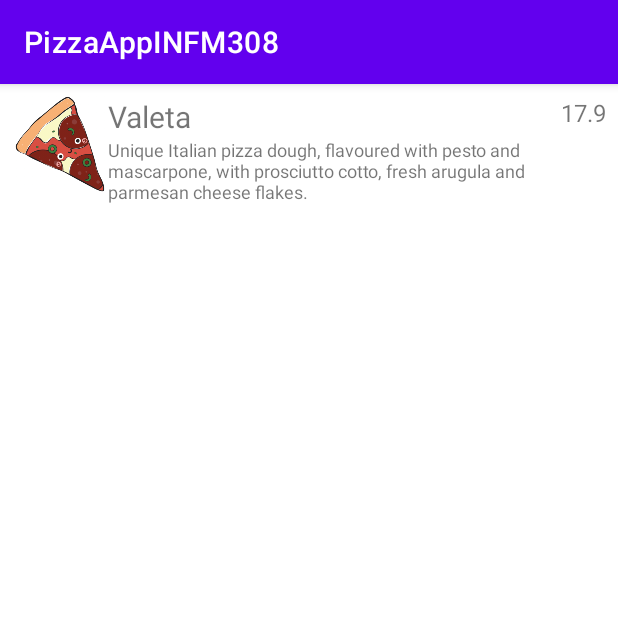
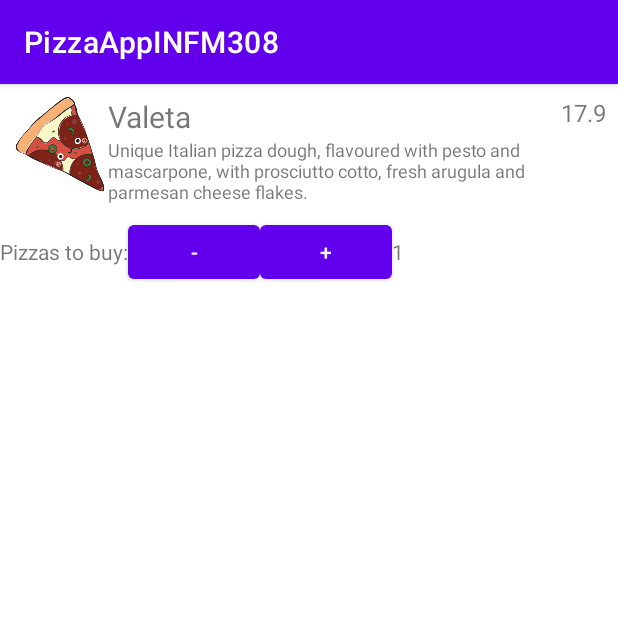
Before and after one commit to aleksgeyman/pizza-app, an Android app: the screen it shows after launch (PizzaOrderActivity), after a tap on "Valeta", on a phone screen of 412 x 824 dp, the top half of it. Run offline under Robolectric (Android 15) with nearby library versions, the phone set to English and light mode, and no system bars.

Commit message:
Added logic to set and update number of pizzas to order.

```diff
--- a/app/src/main/java/com/example/f102258/pizzaOrder/PizzaOrderActivity.kt
+++ b/app/src/main/java/com/example/f102258/pizzaOrder/PizzaOrderActivity.kt
@@ -2,17 +2,24 @@ package com.example.f102258.pizzaOrder
 
 import androidx.appcompat.app.AppCompatActivity
 import android.os.Bundle
+import android.util.Log
+import android.widget.Button
 import android.widget.TextView
 import androidx.activity.viewModels
 import com.example.f102258.R
+import com.example.f102258.data.Pizza
 import com.example.f102258.pizzasList.PizzasListViewModel
 import com.example.f102258.pizzasList.PizzasListViewModelFactory
 
 class PizzaOrderActivity : AppCompatActivity() {
-
     private val viewModel by viewModels<PizzaOrderViewModel> {
         PizzaOrderViewModelFactory(this)
     }
+
+    private var pizzaTotalPriceText: TextView? = null
+    private var pizzaCountText: TextView? = null
+    private var addPizzaButton: Button? = null
+    private var removePizzaButton: Button? = null
 
     override fun onCreate(savedInstanceState: Bundle?) {
         super.onCreate(savedInstanceState)
@@ -23,9 +30,35 @@ class PizzaOrderActivity : AppCompatActivity() {
         val currentPizzaId = intent.extras?.getInt(R.string.pizza_id.toString())
         currentPizzaId?.let {
            val currentPizza = viewModel.getPizza(it)
+            viewModel.updateTotalPrice()
             pizzaNameTextView.text = currentPizza?.name
             pizzaDescriptionTextView.text = currentPizza?.description
             pizzaPriceTextView.text = currentPizza?.price.toString()
         }
+        configureButtons()
+        configureTextViews()
+    }
+
+    private fun configureTextViews() {
+        pizzaCountText = findViewById(R.id.pizzas_count_tv)
+        viewModel.orderCount.observe(this, {
+            it?.let {
+                pizzaCountText?.text = it.toString()
+            }
+        })
+
+        pizzaTotalPriceText = findViewById(R.id.pizza_price)
+        viewModel.totalPrice.observe(this, {
+            it?.let {
+                pizzaTotalPriceText?.text = it.toString()
+            }
+        })
+    }
+
+    private fun configureButtons() {
+        addPizzaButton = findViewById(R.id.increment_button)
+        addPizzaButton?.setOnClickListener { viewModel.addPizza() }
+        removePizzaButton = findViewById(R.id.decrement_button)
+        removePizzaButton?.setOnClickListener { viewModel.removePizza() }
     }
 }
--- a/app/src/main/java/com/example/f102258/pizzaOrder/PizzaOrderViewModel.kt
+++ b/app/src/main/java/com/example/f102258/pizzaOrder/PizzaOrderViewModel.kt
@@ -1,15 +1,42 @@
 package com.example.f102258.pizzaOrder
 
 import android.content.Context
+import androidx.lifecycle.MutableLiveData
 import androidx.lifecycle.ViewModel
 import androidx.lifecycle.ViewModelProvider
 import com.example.f102258.data.Pizza
 import com.example.f102258.data.PizzasRepository
 
 class PizzaOrderViewModel(private val pizzasRepository: PizzasRepository) : ViewModel() {
+    var pizza: Pizza? = null
+    var orderCount = MutableLiveData<Int>(1)
+    var totalPrice = MutableLiveData<Double>(0.0)
+
+    fun addPizza() {
+        if (orderCount.value!! < 10) {
+            orderCount.value = orderCount!!.value!!.plus(1)
+            updateTotalPrice()
+        }
+    }
+
+    fun removePizza() {
+        if (orderCount.value!! > 1) {
+            orderCount.value = orderCount!!.value!!.minus(1)
+            updateTotalPrice()
+        }
+    }
 
     fun getPizza(id: Int): Pizza? {
-        return pizzasRepository.getPizza(id)
+        pizza?.let { it ->
+            return it
+        }
+        val fetchedPizza = pizzasRepository.getPizza(id)
+        pizza = fetchedPizza
+        return fetchedPizza
+    }
+
+      fun updateTotalPrice() {
+         totalPrice.value = (pizza!!.price * orderCount.value!!)
     }
 }
 
--- a/app/src/main/res/layout/fragment_order_information.xml
+++ b/app/src/main/res/layout/fragment_order_information.xml
@@ -5,5 +5,24 @@
     android:layout_height="wrap_content"
     android:orientation="horizontal"
     tools:context=".fragments.OrderInformationFragment">
+    <TextView
+        android:layout_width="wrap_content"
+        android:layout_height="wrap_content"
+        android:text="@string/buy_pizzas_text"/>
+    <Button
+        android:text="@string/decrement_button_title"
+        android:id="@+id/decrement_button"
+        android:layout_width="wrap_content"
+        android:layout_height="wrap_content"/>
+    <Button
+        android:text="@string/increment_button_title"
+        android:id="@+id/increment_button"
+        android:layout_width="wrap_content"
+        android:layout_height="wrap_content"/>
+    <TextView
+        android:id="@+id/pizzas_count_tv"
+        android:layout_width="wrap_content"
+        android:layout_height="wrap_content"
+        />
 
 </LinearLayout>
--- a/app/src/main/res/values/strings.xml
+++ b/app/src/main/res/values/strings.xml
@@ -4,4 +4,7 @@
     <string name="hello_blank_fragment">Hello blank fragment</string>
     <string name="pizza_banner_title">Most Delicious Italian Pizza</string>
     <string name="pizza_id">pizzaId</string>
+    <string name="buy_pizzas_text">Pizzas to buy:</string>
+    <string name="decrement_button_title">-</string>
+    <string name="increment_button_title">+</string>
 </resources>
```
